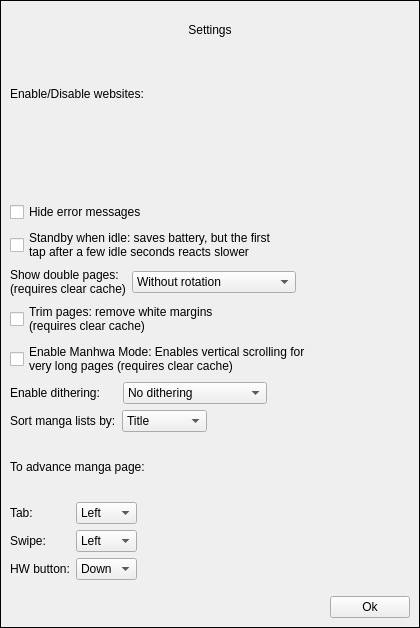
Qt form src/widgets/settingsdialog.ui (Rain92/UltimateMangaReader) before a commit.
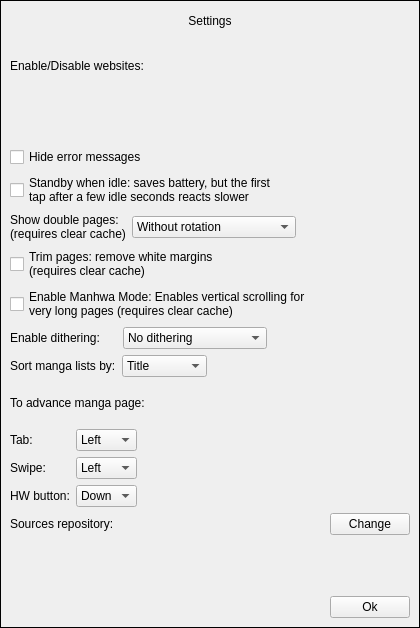
The same form after that commit.

Commit message: Let the sources repository be a setting, and the index be without hashes

The edit to the form file:
```diff
--- a/src/widgets/settingsdialog.ui
+++ b/src/widgets/settingsdialog.ui
@@ -412,6 +412,47 @@
          </item>
         </layout>
        </item>
+       <item>
+        <layout class="QHBoxLayout" name="horizontalLayoutSourcesRepository">
+         <item>
+          <widget class="QLabel" name="labelSourcesRepositoryTitle">
+           <property name="text">
+            <string>Sources repository:</string>
+           </property>
+          </widget>
+         </item>
+         <item>
+          <spacer name="horizontalSpacerSourcesRepository">
+           <property name="orientation">
+            <enum>Qt::Horizontal</enum>
+           </property>
+           <property name="sizeHint" stdset="0">
+            <size>
+             <width>40</width>
+             <height>20</height>
+            </size>
+           </property>
+          </spacer>
+         </item>
+         <item>
+          <widget class="QPushButton" name="pushButtonSourcesRepository">
+           <property name="focusPolicy">
+            <enum>Qt::NoFocus</enum>
+           </property>
+           <property name="text">
+            <string> Change </string>
+           </property>
+          </widget>
+         </item>
+        </layout>
+       </item>
+       <item>
+        <widget class="QLabel" name="labelSourcesRepository">
+         <property name="wordWrap">
+          <bool>true</bool>
+         </property>
+        </widget>
+       </item>
        <item>
         <spacer name="verticalSpacer">
          <property name="orientation">
```
The commit also changes 24 other files.
